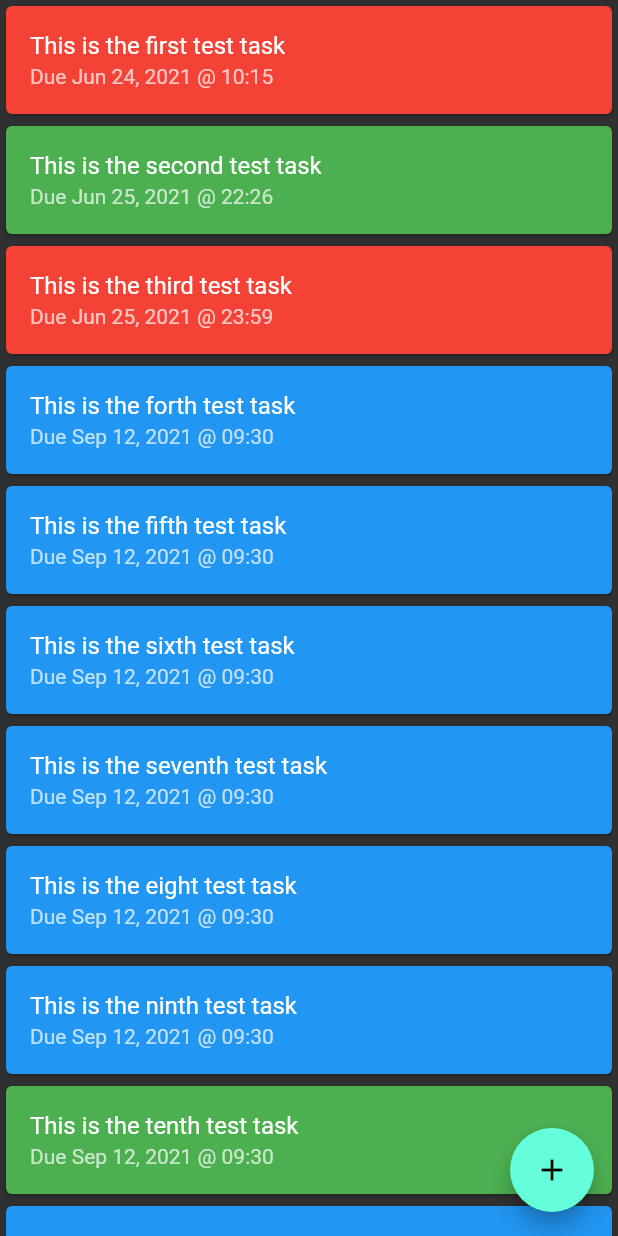
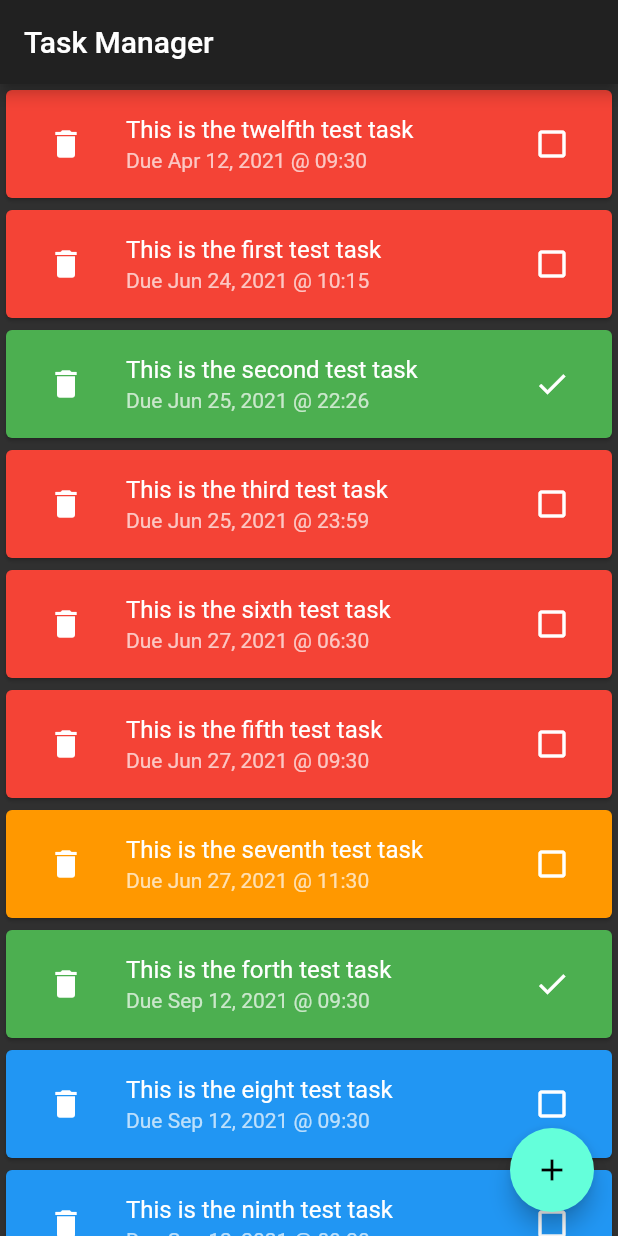
Before and after one commit to TonyLeeson/taskManager, a Flutter app: the screen it shows after launch, on a phone screen of 412 x 824 dp. Run offline on Flutter 3.47's test engine with Material 2 defaults, Android fonts, the phone set to English and light mode, and no system bars.

Commit message:
Sorted list and delete task added

```diff
--- a/lib/screens/task_screen.dart
+++ b/lib/screens/task_screen.dart
@@ -1,74 +1,27 @@
 import 'package:flutter/material.dart';
 import 'package:task_manager/utilities/task.dart';
+import 'package:task_manager/utilities/tasks.dart';
 
-class TasksScreen extends StatelessWidget {
+class TasksScreen extends StatefulWidget {
   // const TasksScreen({Key? key}) : super(key: key);
 
   @override
+  State<TasksScreen> createState() => _TasksScreenState();
+}
+
+class _TasksScreenState extends State<TasksScreen> {
+  bool tasksSorted = true;
+
+  @override
   Widget build(BuildContext context) {
-    List<Task> task = [
-      Task(
-        taskText: 'This is the first test task',
-        taskDueDateAndTime: DateTime(2021, 6, 24, 10, 15),
-        taskCompleted: false,
+    if (tasksSorted) {
+      tasks
+          .sort((a, b) => a.taskDueDateAndTime.compareTo(b.taskDueDateAndTime));
+    }
+    return Scaffold(
+      appBar: AppBar(
+        title: const Text('Task Manager'),
       ),
-      Task(
-        taskText: 'This is the second test task',
-        taskDueDateAndTime: DateTime(2021, 6, 25, 22, 26),
-        taskCompleted: true,
-      ),
-      Task(
-        taskText: 'This is the third test task',
-        taskDueDateAndTime: DateTime(2021, 6, 25, 23, 59),
-        taskCompleted: false,
-      ),
-      Task(
-        taskText: 'This is the forth test task',
-        taskDueDateAndTime: DateTime(2021, 9, 12, 9, 30),
-        taskCompleted: false,
-      ),
-      Task(
-        taskText: 'This is the fifth test task',
-        taskDueDateAndTime: DateTime(2021, 9, 12, 9, 30),
-        taskCompleted: false,
-      ),
-      Task(
-        taskText: 'This is the sixth test task',
-        taskDueDateAndTime: DateTime(2021, 9, 12, 9, 30),
-        taskCompleted: false,
-      ),
-      Task(
-        taskText: 'This is the seventh test task',
-        taskDueDateAndTime: DateTime(2021, 9, 12, 9, 30),
-        taskCompleted: false,
-      ),
-      Task(
-        taskText: 'This is the eight test task',
-        taskDueDateAndTime: DateTime(2021, 9, 12, 9, 30),
-        taskCompleted: false,
-      ),
-      Task(
-        taskText: 'This is the ninth test task',
-        taskDueDateAndTime: DateTime(2021, 9, 12, 9, 30),
-        taskCompleted: false,
-      ),
-      Task(
-        taskText: 'This is the tenth test task',
-        taskDueDateAndTime: DateTime(2021, 9, 12, 9, 30),
-        taskCompleted: true,
-      ),
-      Task(
-        taskText: 'This is the eleventh test task',
-        taskDueDateAndTime: DateTime(2021, 9, 12, 9, 30),
-        taskCompleted: false,
-      ),
-      Task(
-        taskText: 'This is the twelfth test task',
-        taskDueDateAndTime: DateTime(2021, 9, 12, 9, 30),
-        taskCompleted: false,
-      ),
-    ];
-    return Scaffold(
       floatingActionButton: FloatingActionButton(
         onPressed: () {
           print('new task added');
@@ -77,12 +30,27 @@ class TasksScreen extends StatelessWidget {
       ),
       body: SafeArea(
         child: ListView.builder(
-          itemCount: task.length,
+          itemCount: tasks.length,
           itemBuilder: (BuildContext context, int index) {
             return TaskCard(
-              cardTaskDescription: task[index].description(),
-              cardDateAndTimeString: task[index].dueDateAndTime(),
-              cardStatusColor: task[index].statusColor(),
+              cardTaskDescription: tasks[index].description(),
+              cardDateAndTimeString: tasks[index].dueDateAndTime(),
+              cardStatusColor: tasks[index].statusColor(),
+              isCompleted: tasks[index].isCompleted,
+              completeOnPress: () {
+                print('Complete with index $index pressed');
+                setState(() {
+                  tasks[index].isCompleted
+                      ? tasks[index].isCompleted = false
+                      : tasks[index].isCompleted = true;
+                });
+              },
+              deleteOnPress: () {
+                print('Delete with index $index pressed');
+                setState(() {
+                  tasks.removeAt(index);
+                });
+              },
             );
           },
         ),
@@ -95,17 +63,31 @@ class TaskCard extends StatelessWidget {
   TaskCard(
       {required this.cardTaskDescription,
       required this.cardDateAndTimeString,
-      required this.cardStatusColor});
+      required this.cardStatusColor,
+      required this.isCompleted,
+      required this.completeOnPress,
+      required this.deleteOnPress});
 
-  Color cardStatusColor;
-  String cardDateAndTimeString;
-  String cardTaskDescription;
+  final Color cardStatusColor;
+  final String cardDateAndTimeString;
+  final String cardTaskDescription;
+  final bool isCompleted;
+  final void Function() completeOnPress;
+  final void Function() deleteOnPress;
 
   @override
   Widget build(BuildContext context) {
     return Card(
       color: cardStatusColor,
       child: ListTile(
+        leading: IconButton(
+          icon: Icon(Icons.delete),
+          onPressed: deleteOnPress,
+        ),
+        trailing: IconButton(
+          icon: Icon(isCompleted ? Icons.check : Icons.check_box_outline_blank),
+          onPressed: completeOnPress,
+        ),
         subtitle: Text(
           cardDateAndTimeString,
         ),
--- a/lib/utilities/task.dart
+++ b/lib/utilities/task.dart
@@ -2,20 +2,21 @@ import 'package:flutter/material.dart';
 import 'package:intl/intl.dart';
 
 class Task {
-  bool taskCompleted = false;
-  String taskText = '';
-  DateTime taskDueDateAndTime = DateTime.now();
+  bool isCompleted;
+  String taskText;
+  DateTime taskDueDateAndTime;
 
   Task(
       {required this.taskText,
       required this.taskDueDateAndTime,
-      required this.taskCompleted});
-
-  //TODO: Creat a function isOverdue that will return true of false. could this return a color instead (red - overdue, orange - due today, blue - normal, green - complete)?
+      required this.isCompleted});
 
   Color statusColor() {
+    // Returns a Color class with the color depending on the status of the task.
+    // Overdue red, due today orange, complete green, or normal blue.
+
     // Check if task is complete.
-    if (taskCompleted) {
+    if (isCompleted) {
       return Colors.green;
       // Check if task if overdue.
     } else if (taskDueDateAndTime.difference(DateTime.now()).inMinutes < 0) {
--- /dev/null
+++ b/lib/utilities/tasks.dart
@@ -0,0 +1,78 @@
+import 'package:task_manager/utilities/task.dart';
+
+List<Task> tasks = [
+  Task(
+    taskText: 'This is the first test task',
+    taskDueDateAndTime: DateTime(2021, 6, 24, 10, 15),
+    isCompleted: false,
+  ),
+  Task(
+    taskText: 'This is the second test task',
+    taskDueDateAndTime: DateTime(2021, 6, 25, 22, 26),
+    isCompleted: true,
+  ),
+  Task(
+    taskText: 'This is the third test task',
+    taskDueDateAndTime: DateTime(2021, 6, 25, 23, 59),
+    isCompleted: false,
+  ),
+  Task(
+    taskText: 'This is the forth test task',
+    taskDueDateAndTime: DateTime(2021, 9, 12, 9, 30),
+    isCompleted: true,
+  ),
+  Task(
+    taskText: 'This is the fifth test task',
+    taskDueDateAndTime: DateTime(2021, 6, 27, 9, 30),
+    isCompleted: false,
+  ),
+  Task(
+    taskText: 'This is the sixth test task',
+    taskDueDateAndTime: DateTime(2021, 6, 27, 6, 30),
+    isCompleted: false,
+  ),
+  Task(
+    taskText: 'This is the seventh test task',
+    taskDueDateAndTime: DateTime(2021, 6, 27, 11, 30),
+    isCompleted: false,
+  ),
+  Task(
+    taskText: 'This is the eight test task',
+    taskDueDateAndTime: DateTime(2021, 9, 12, 9, 30),
+    isCompleted: false,
+  ),
+  Task(
+    taskText: 'This is the ninth test task',
+    taskDueDateAndTime: DateTime(2021, 9, 12, 9, 30),
+    isCompleted: false,
+  ),
+  Task(
+    taskText: 'This is the tenth test task',
+    taskDueDateAndTime: DateTime(2021, 9, 12, 9, 30),
+    isCompleted: true,
+  ),
+  Task(
+    taskText: 'This is the eleventh test task',
+    taskDueDateAndTime: DateTime(2021, 9, 12, 9, 30),
+    isCompleted: false,
+  ),
+  Task(
+    taskText: 'This is the twelfth test task',
+    taskDueDateAndTime: DateTime(2021, 4, 12, 9, 30),
+    isCompleted: false,
+  ),
+];
+
+List<Task> tasksSortedByDueDate() {
+  // sorting by comparing due times.
+  tasks.sort((a, b) => a.taskDueDateAndTime.compareTo(b.taskDueDateAndTime));
+  return tasks;
+  // List<Task> tempListOfTasks = [];
+  // DateTime tempDateTime;
+  // for (int index = 0; index < tasks.length; index++) {
+  //   if (tasks[index]
+  //       .taskDueDateAndTime
+  //       .difference(tasks[index + 1].taskDueDateAndTime)
+  //       .isNegative) {}
+  // }
+}
```
